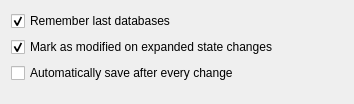
Above: src/gui/SettingsWidgetGeneral.ui from danilovsergei/keepassx-gdrive before the change. Below: the same form after it.
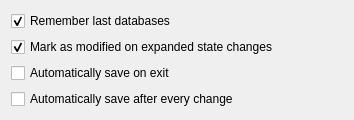
That is the form after the change.

Commit message: Add auto save on exit

The edit to the form file:
```diff
--- a/src/gui/SettingsWidgetGeneral.ui
+++ b/src/gui/SettingsWidgetGeneral.ui
@@ -31,13 +31,20 @@
      </property>
     </widget>
    </item>
-   <item row="2" column="0">
+   <item row="3" column="0">
     <widget class="QCheckBox" name="autoSaveAfterEveryChangeCheckBox">
      <property name="text">
       <string>Automatically save after every change</string>
      </property>
     </widget>
    </item>
+   <item row="2" column="0">
+    <widget class="QCheckBox" name="autoSaveOnExitCheckBox">
+     <property name="text">
+      <string>Automatically save on exit</string>
+     </property>
+    </widget>
+   </item>
   </layout>
  </widget>
  <resources/>
```
The commit also changes 4 other files.
